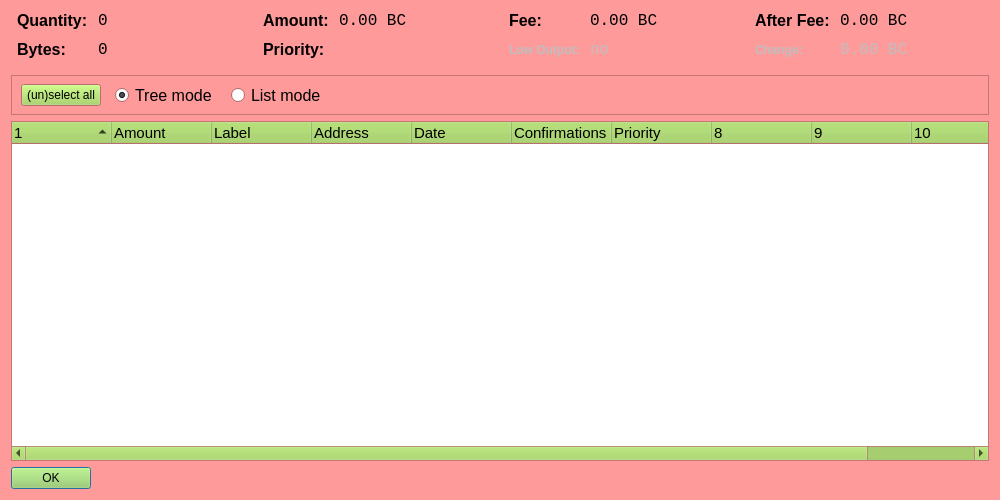
Qt form src/qt/forms/beancontroldialog.ui (teambean/BeanCash) before a commit.
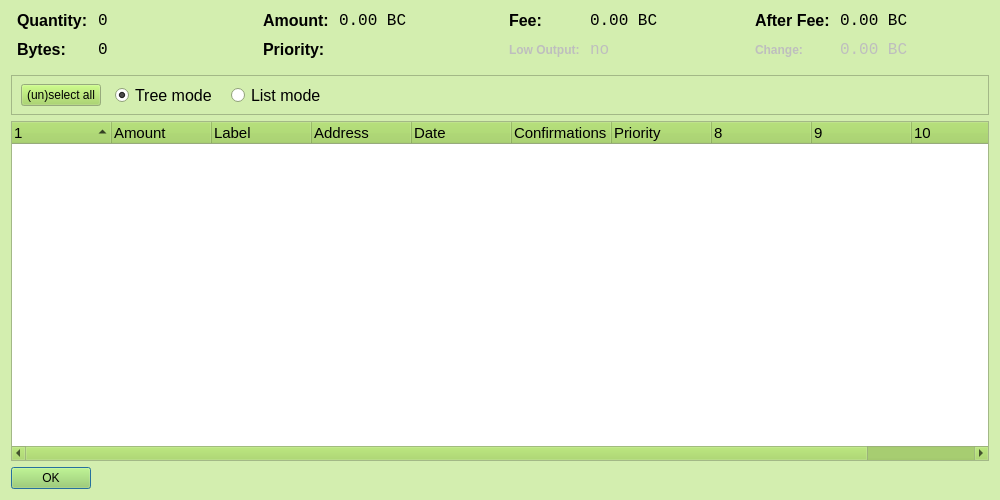
The same form after that commit. Icons and pictures are not drawn. Custom widgets are drawn as their Qt base class.

Commit message: Update copyrights and color scheme

The edit to the form file:
```diff
--- a/src/qt/forms/beancontroldialog.ui
+++ b/src/qt/forms/beancontroldialog.ui
@@ -34,9 +34,9 @@
      <colorrole role="Window">
       <brush brushstyle="SolidPattern">
        <color alpha="255">
-        <red>255</red>
-        <green>154</green>
-        <blue>154</blue>
+        <red>211</red>
+        <green>238</green>
+        <blue>175</blue>
        </color>
       </brush>
      </colorrole>
@@ -58,6 +58,15 @@
        </color>
       </brush>
      </colorrole>
+     <colorrole role="ToolTipText">
+      <brush brushstyle="SolidPattern">
+       <color alpha="255">
+        <red>0</red>
+        <green>0</green>
+        <blue>0</blue>
+       </color>
+      </brush>
+     </colorrole>
     </active>
     <inactive>
      <colorrole role="Button">
@@ -81,9 +90,9 @@
      <colorrole role="Window">
       <brush brushstyle="SolidPattern">
        <color alpha="255">
-        <red>255</red>
-        <green>154</green>
-        <blue>154</blue>
+        <red>211</red>
+        <green>238</green>
+        <blue>175</blue>
        </color>
       </brush>
      </colorrole>
@@ -105,6 +114,15 @@
        </color>
       </brush>
      </colorrole>
+     <colorrole role="ToolTipText">
+      <brush brushstyle="SolidPattern">
+       <color alpha="255">
+        <red>0</red>
+        <green>0</green>
+        <blue>0</blue>
+       </color>
+      </brush>
+     </colorrole>
     </inactive>
     <disabled>
      <colorrole role="Button">
@@ -119,18 +137,18 @@
      <colorrole role="Base">
       <brush brushstyle="SolidPattern">
        <color alpha="255">
-        <red>255</red>
-        <green>154</green>
-        <blue>154</blue>
+        <red>211</red>
+        <green>238</green>
+        <blue>175</blue>
        </color>
       </brush>
      </colorrole>
      <colorrole role="Window">
       <brush brushstyle="SolidPattern">
        <color alpha="255">
-        <red>255</red>
-        <green>154</green>
-        <blue>154</blue>
+        <red>211</red>
+        <green>238</green>
+        <blue>175</blue>
        </color>
       </brush>
      </colorrole>
@@ -152,6 +170,15 @@
        </color>
       </brush>
      </colorrole>
+     <colorrole role="ToolTipText">
+      <brush brushstyle="SolidPattern">
+       <color alpha="255">
+        <red>0</red>
+        <green>0</green>
+        <blue>0</blue>
+       </color>
+      </brush>
+     </colorrole>
     </disabled>
    </palette>
   </property>
```
Left out of the diff: 6 changed lines with no effect on the pictures. The commit also changes 52 other files.
